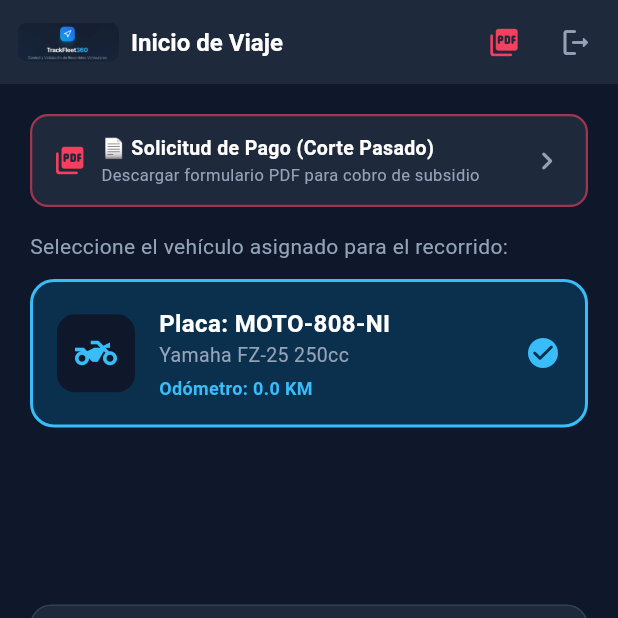
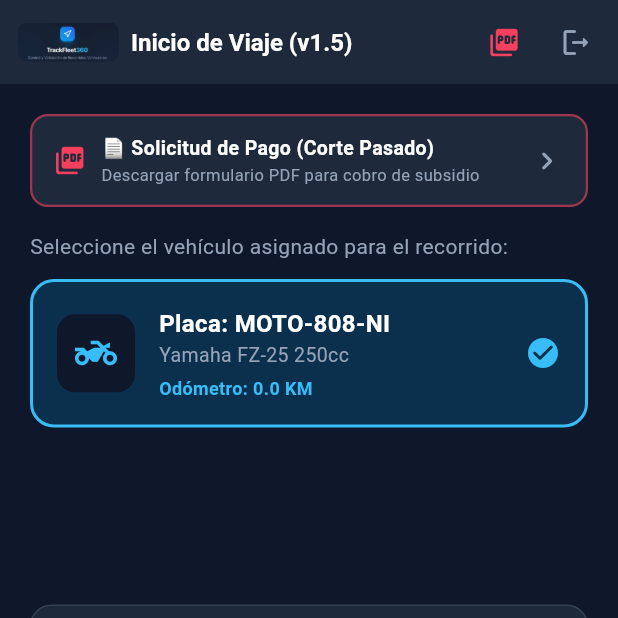
Before and after one commit to Marktuay/TrackFleet360, a Flutter app: the screen it shows after launch, after a tap on "Iniciar Sesión", on a phone screen of 412 x 824 dp, the top half of it. Run offline on Flutter 3.47's test engine with Material 3 defaults, Android fonts, the phone set to English and light mode, and no system bars; our stand-ins replace dio, flutter_secure_storage, geolocator, image_picker, pdf, printing; network calls fail.

Commit message:
bump(mobile): update app version to v1.5 with visible badges on screens

```diff
--- a/mobile/lib/screens/login_screen.dart
+++ b/mobile/lib/screens/login_screen.dart
@@ -239,6 +239,10 @@ class _LoginScreenState extends State<LoginScreen> {
                             text: 'Newcentury',
                             style: TextStyle(color: Color(0xFF38BDF8), fontWeight: FontWeight.bold),
                           ),
+                          TextSpan(
+                            text: ' • v1.5',
+                            style: TextStyle(color: Color(0xFF94A3B8), fontWeight: FontWeight.w600),
+                          ),
                         ],
                       ),
                     ),
--- a/mobile/lib/screens/vehicle_select_screen.dart
+++ b/mobile/lib/screens/vehicle_select_screen.dart
@@ -252,7 +252,7 @@ class _VehicleSelectScreenState extends State<VehicleSelectScreen> {
             const SizedBox(width: 8),
             const Expanded(
               child: Text(
-                'Inicio de Viaje',
+                'Inicio de Viaje (v1.5)',
                 style: TextStyle(color: Colors.white, fontWeight: FontWeight.bold, fontSize: 16),
                 overflow: TextOverflow.ellipsis,
               ),
--- a/mobile/pubspec.yaml
+++ b/mobile/pubspec.yaml
@@ -1,7 +1,7 @@
 name: mobile
 description: "TrackFleet360 Mobile App for Drivers and Subsidies in Nicaragua"
 publish_to: 'none'
-version: 1.0.0+1
+version: 1.5.0+5
 
 environment:
   sdk: '>=3.0.0 <4.0.0'
```
